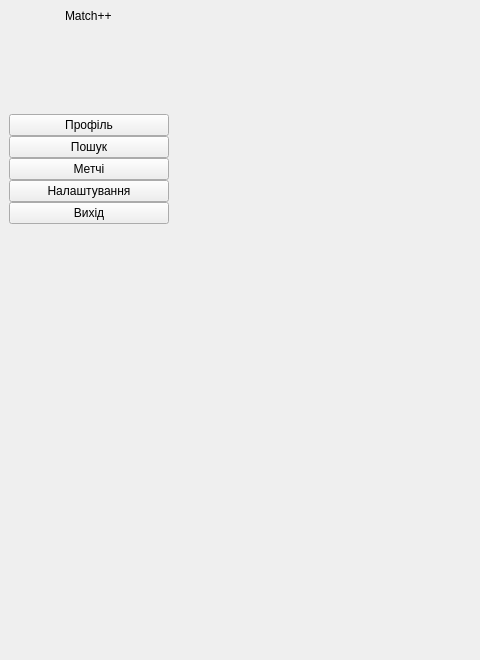
Qt form gui/mainwindow.ui (dontwastemytimew/project-oop-1-sem-2025) before a commit; both pictures show x 0 to 480 and y 0 to 660 of the 1326 by 660 pixel window.
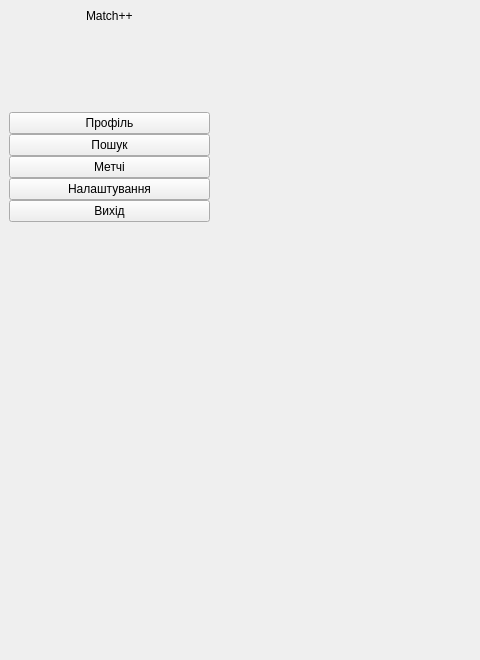
The same form after that commit.

```diff
--- a/gui/mainwindow.ui
+++ b/gui/mainwindow.ui
@@ -36,7 +36,7 @@
         </property>
         <property name="minimumSize">
          <size>
-          <width>210</width>
+          <width>300</width>
           <height>0</height>
          </size>
         </property>
@@ -51,8 +51,8 @@
           <rect>
            <x>0</x>
            <y>0</y>
-           <width>160</width>
-           <height>306</height>
+           <width>201</width>
+           <height>301</height>
           </rect>
          </property>
          <layout class="QVBoxLayout" name="verticalLayout">
```
